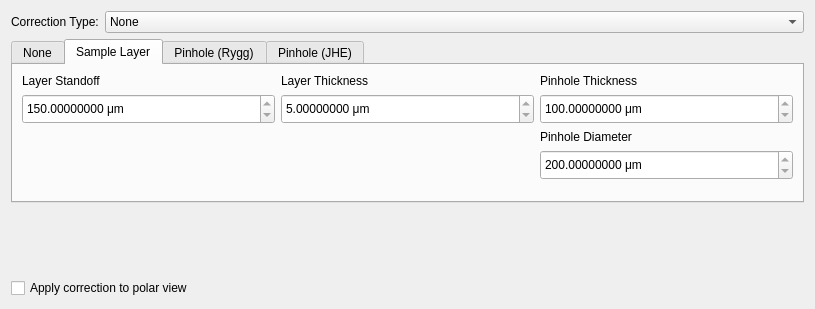
Before: the Qt Designer form hexrdgui/resources/ui/pinhole_correction_editor.ui in HEXRD/hexrdgui, drawn with Qt 5.
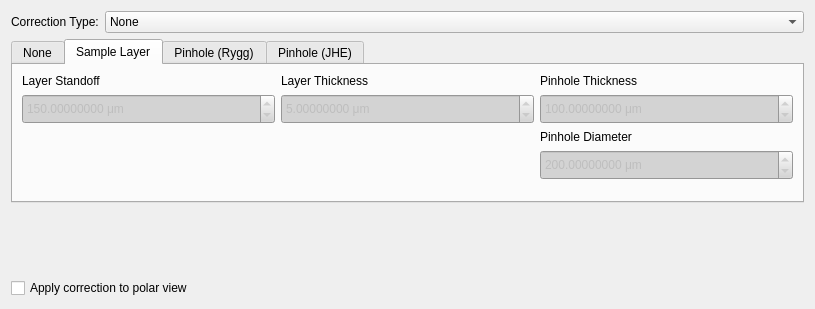
After: the same form once the commit is applied. The open tabs and pages were chosen to show the change. Custom widgets are drawn as their Qt base class.

Commit message: Change readOnly inputs to disabled

Diff of the .ui file:
```diff
--- a/hexrdgui/resources/ui/pinhole_correction_editor.ui
+++ b/hexrdgui/resources/ui/pinhole_correction_editor.ui
@@ -73,9 +73,6 @@
            <height>30</height>
           </size>
          </property>
-         <property name="readOnly">
-          <bool>true</bool>
-         </property>
          <property name="keyboardTracking">
           <bool>false</bool>
          </property>
@@ -97,6 +94,13 @@
          <property name="value">
           <double>150.000000000000000</double>
          </property>
+         <property name="enabled">
+          <bool>false</bool>
+         </property>
+         <property name="styleSheet">
+          <string notr="true">QDoubleSpinBox:disabled {background-color: LightGray;}
+          </string>
+         </property>
         </widget>
        </item>
        <item row="1" column="2">
@@ -107,9 +111,6 @@
            <height>30</height>
           </size>
          </property>
-         <property name="readOnly">
-          <bool>true</bool>
-         </property>
          <property name="keyboardTracking">
           <bool>false</bool>
          </property>
@@ -131,6 +132,13 @@
          <property name="value">
           <double>100.000000000000000</double>
          </property>
+         <property name="enabled">
+          <bool>false</bool>
+         </property>
+         <property name="styleSheet">
+          <string notr="true">QDoubleSpinBox:disabled {background-color: LightGray;}
+          </string>
+         </property>
         </widget>
        </item>
        <item row="1" column="1">
@@ -141,9 +149,6 @@
            <height>30</height>
           </size>
          </property>
-         <property name="readOnly">
-          <bool>true</bool>
-         </property>
          <property name="keyboardTracking">
           <bool>false</bool>
          </property>
@@ -165,6 +170,13 @@
          <property name="value">
           <double>5.000000000000000</double>
          </property>
+         <property name="enabled">
+          <bool>false</bool>
+         </property>
+         <property name="styleSheet">
+          <string notr="true">QDoubleSpinBox:disabled {background-color: LightGray;}
+          </string>
+         </property>
         </widget>
        </item>
        <item row="0" column="0">
@@ -196,9 +208,6 @@
            <height>30</height>
           </size>
          </property>
-         <property name="readOnly">
-          <bool>true</bool>
-         </property>
          <property name="keyboardTracking">
           <bool>false</bool>
          </property>
@@ -217,6 +226,13 @@
          <property name="value">
           <double>200.000000000000000</double>
          </property>
+         <property name="enabled">
+          <bool>false</bool>
+         </property>
+         <property name="styleSheet">
+          <string notr="true">QDoubleSpinBox:disabled {background-color: LightGray;}
+          </string>
+         </property>
         </widget>
        </item>
        <item row="4" column="0" colspan="3">
```
Left out of the diff: 40 changed lines with no effect on the pictures. The commit also changes 1 other file.
